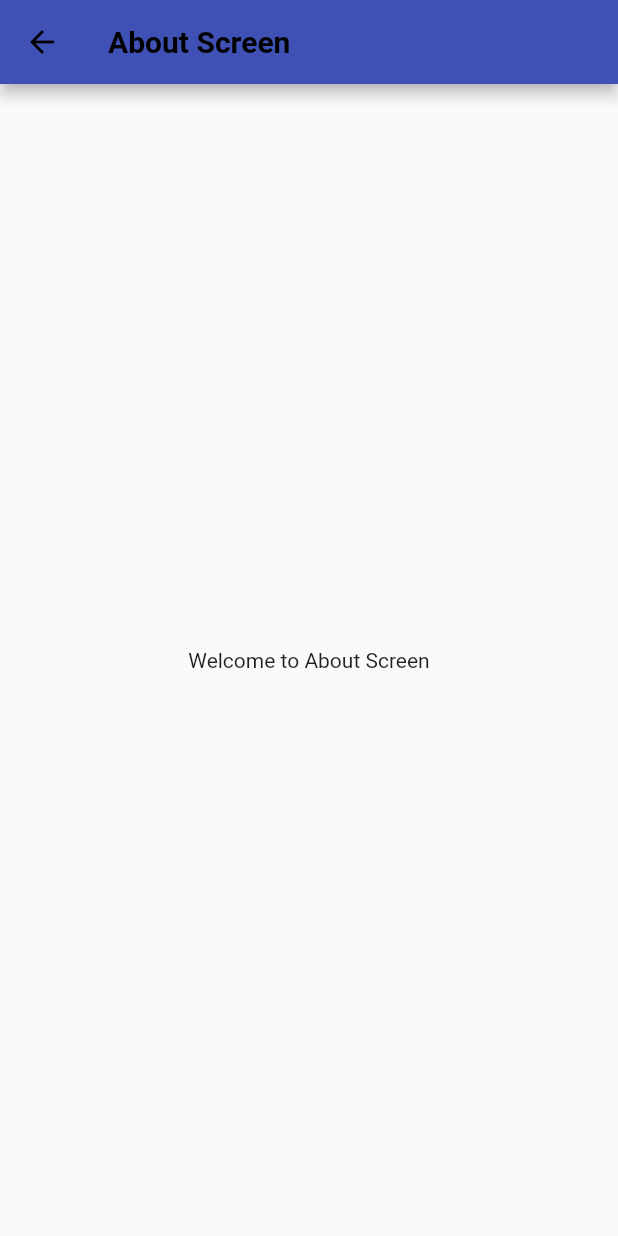
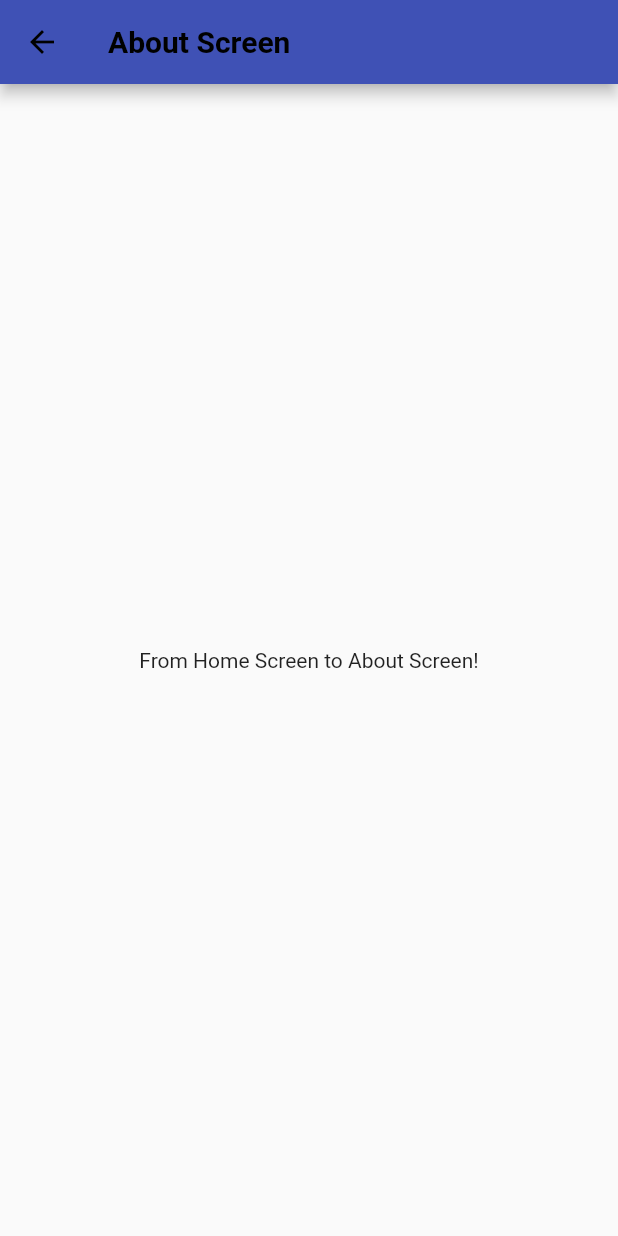
Before and after one commit to PauloSTDev/basic_dart, a Flutter app: the screen it shows after launch, after a tap on "Go to About Screen", on a phone screen of 412 x 824 dp. Run offline on Flutter 3.47's test engine with Material 2 defaults, Android fonts, the phone set to English and light mode, and no system bars.

Commit message:
Passa parametro para da home.dart para a about.dart

```diff
--- a/lib/about.dart
+++ b/lib/about.dart
@@ -1,6 +1,9 @@
 import 'package:flutter/material.dart';
 
 class About extends StatelessWidget {
+  final String title;
+  About(this.title);
+
   @override
   Widget build(BuildContext context) {
     return Scaffold(
@@ -8,8 +11,8 @@ class About extends StatelessWidget {
           foregroundColor: Colors.black,
           title: const Text("About Screen", style: TextStyle(fontSize: 20.0, fontWeight: FontWeight.bold),),
         ),
-        body: const Center(
-          child: Text("Welcome to About Screen"),
+        body: Center(
+          child: Text(title),
         ),
     );
   }
--- a/lib/home.dart
+++ b/lib/home.dart
@@ -21,7 +21,7 @@ class _HomeState extends State<Home> {
           ElevatedButton(
             onPressed: () {
               Navigator.push(context, MaterialPageRoute(builder: (context) {
-                return About();
+                return About("From Home Screen to About Screen!");
               }));
             },
             child: const Text("Go to About Screen"),
```
